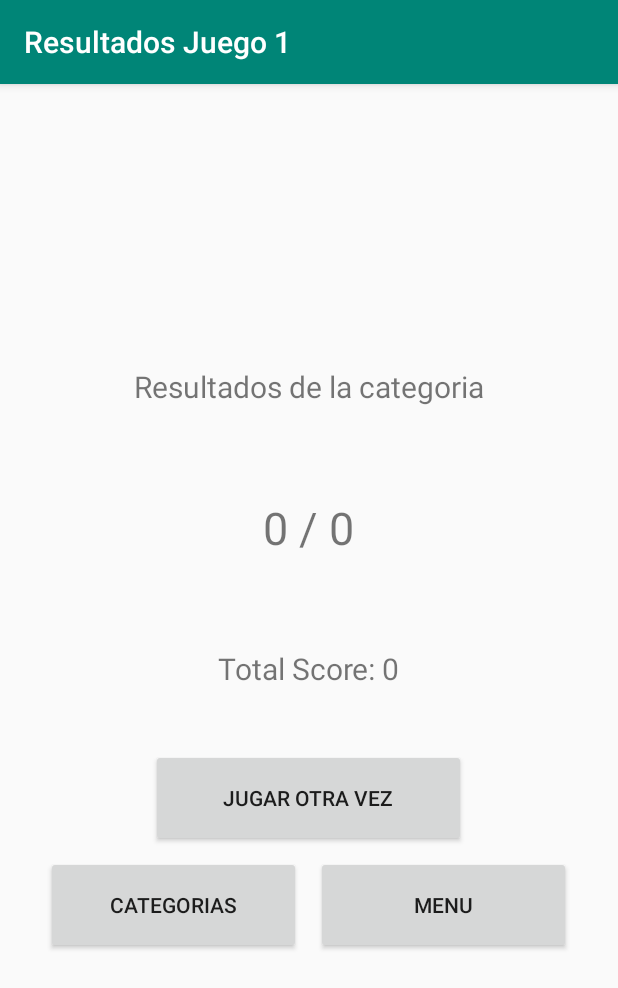
After one commit to Aaron-CR/5-en-1, an Android app: the ResultadosJuego1Activity screen opened directly, with no data from a screen before it, on a phone screen of 412 x 824 dp. The commit adds this screen. Shown: the top 988 px of the screen. Run offline under Robolectric (Android 15) with nearby library versions, the phone set to English and light mode, and no system bars.

Commit message:
Añadida la Actividad Resultados

```diff
--- a/app/src/main/AndroidManifest.xml
+++ b/app/src/main/AndroidManifest.xml
@@ -32,6 +32,9 @@
             android:name=".Juego1.MenuJuego1Activity"
             android:label="@string/category_juego1" />
         <activity
+            android:name=".Juego1.ResultadosJuego1Activity"
+            android:label="Resultados Juego 1" />
+        <activity
             android:name=".Juego2.MenuJuego2Activity"
             android:label="@string/category_juego2" />
         <activity
--- /dev/null
+++ b/app/src/main/java/com/example/a5en1/Juego1/ResultadosJuego1Activity.java
@@ -0,0 +1,80 @@
+package com.example.a5en1.Juego1;
+
+import android.content.Intent;
+import android.os.Bundle;
+import android.support.v7.app.AppCompatActivity;
+import android.view.View;
+import android.widget.TextView;
+
+import com.example.a5en1.MainActivity;
+import com.example.a5en1.R;
+
+public class ResultadosJuego1Activity extends AppCompatActivity {
+
+    @Override
+    protected void onCreate(Bundle savedInstanceState) {
+        super.onCreate(savedInstanceState);
+        // Establecer el contenido de la actividad para utilize el archivo activity_juego_1_resultados.xml.
+        setContentView(R.layout.activity_juego_1_resultados);
+
+
+        final int categoria = getIntent().getIntExtra("CATEGORIA", 0);
+        TextView resultado = findViewById(R.id.text_resultado);
+        TextView textPuntajeTotal = findViewById(R.id.text_puntaje_total);
+        int aciertos = getIntent().getIntExtra("CONTADOR_RESPUESTA_CORRECTA", 0);
+        int cantidadPalabras = getIntent().getIntExtra("CANTIDAD_PALABRAS", 0);
+        int puntajeTotal = getIntent().getIntExtra("PUNTAJE_TOTAL", 0);
+        resultado.setText(aciertos + " / " + cantidadPalabras);
+        textPuntajeTotal.setText("Total Score: " + puntajeTotal);
+
+        /** Intent para volver a jugar */
+        TextView repetir = findViewById(R.id.button_jugar_otra_vez);
+        // Establece un click listener en ese View.
+        repetir.setOnClickListener(new View.OnClickListener() {
+            // El código en este método se ejecutará cuando se haga clic en el boton "button_jugar_otra_vez".
+            @Override
+            public void onClick(View view) {
+                // Crea un nuevo Intent para abrir {@link MainJuego1Activity}
+                Intent repetirIntent = new Intent(ResultadosJuego1Activity.this, MainJuego1Activity.class);
+                // Inicia el intent con la caetgoria ya elegida
+                repetirIntent.putExtra("CATEGORIA", categoria);
+                // Inicia la nueva Activity
+                startActivity(repetirIntent);
+            }
+        });
+
+        /** Intent para abrir el Menu de las categorias */
+        TextView menuCategorias = findViewById(R.id.button_categorias);
+        // Establece un click listener en ese View.
+        menuCategorias.setOnClickListener(new View.OnClickListener() {
+            // El código en este método se ejecutará cuando se haga clic en el boton "button_categorias".
+            @Override
+            public void onClick(View view) {
+                // Crea un nuevo Intent para abrir {@link MenuJuego1Activity}
+                Intent menuCategoriasIntent = new Intent(ResultadosJuego1Activity.this, MenuJuego1Activity.class);
+                // Inicia la nueva Activity
+                startActivity(menuCategoriasIntent);
+            }
+        });
+
+        /** Intent para abrir el Menu principal */
+        TextView menuPrincipal = findViewById(R.id.button_menu);
+        // Establece un click listener en ese View.
+        menuPrincipal.setOnClickListener(new View.OnClickListener() {
+            // El código en este método se ejecutará cuando se haga clic en el boton MenuJuego1Activity.
+            @Override
+            public void onClick(View view) {
+                // Crea un nuevo Intent para abrir {@link MainActivity}
+                Intent menuPrincipalIntent = new Intent(ResultadosJuego1Activity.this, MainActivity.class);
+                // Inicia la nueva Activity
+                startActivity(menuPrincipalIntent);
+            }
+        });
+    }
+
+    // Metodo que deshabilita el boton "back"
+    @Override
+    public void onBackPressed() {
+
+    }
+}
--- /dev/null
+++ b/app/src/main/res/layout/activity_juego_1_resultados.xml
@@ -0,0 +1,60 @@
+<?xml version="1.0" encoding="utf-8"?>
+<LinearLayout xmlns:android="http://schemas.android.com/apk/res/android"
+    xmlns:tools="http://schemas.android.com/tools"
+    android:layout_width="match_parent"
+    android:layout_height="wrap_content"
+    android:layout_gravity="center_vertical"
+    android:gravity="center_horizontal"
+    android:orientation="vertical"
+    tools:context=".Juego1.ResultadosJuego1Activity">
+
+    <TextView
+        android:layout_width="wrap_content"
+        android:layout_height="wrap_content"
+        android:text="Resultados de la categoria"
+        android:textSize="20sp" />
+
+    <TextView
+        android:id="@+id/text_resultado"
+        android:layout_width="wrap_content"
+        android:layout_height="wrap_content"
+        android:layout_marginTop="60dp"
+        android:text="0 / 0"
+        android:textSize="30sp" />
+
+    <TextView
+        android:id="@+id/text_puntaje_total"
+        android:layout_width="wrap_content"
+        android:layout_height="wrap_content"
+        android:layout_marginTop="60dp"
+        android:layout_marginBottom="40dp"
+        android:text="Puntaje total: 0"
+        android:textSize="20sp" />
+
+    <Button
+        android:id="@+id/button_jugar_otra_vez"
+        android:layout_width="210dp"
+        android:layout_height="65dp"
+        android:layout_marginBottom="6dp"
+        android:text="Jugar otra vez" />
+
+    <LinearLayout
+        android:id="@+id/layoutBotonesResultado"
+        android:layout_width="match_parent"
+        android:layout_height="wrap_content"
+        android:gravity="center">
+
+        <Button
+            android:id="@+id/button_categorias"
+            android:layout_width="170dp"
+            android:layout_height="65dp"
+            android:text="Categorias" />
+
+        <Button
+            android:id="@+id/button_menu"
+            android:layout_width="170dp"
+            android:layout_height="65dp"
+            android:layout_marginStart="10dp"
+            android:text="Menu" />
+    </LinearLayout>
+</LinearLayout>
```
Also changed, not shown: app/src/main/java/com/example/a5en1/Juego1/MainJuego1Activity.java (+31 -0 lines).
